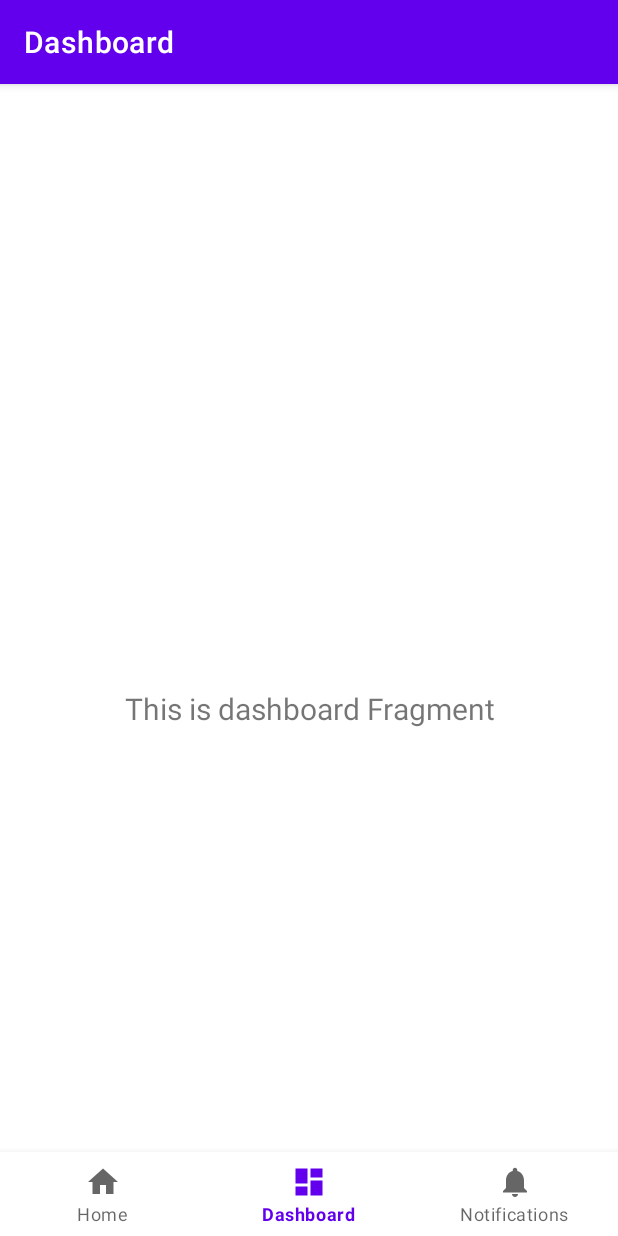
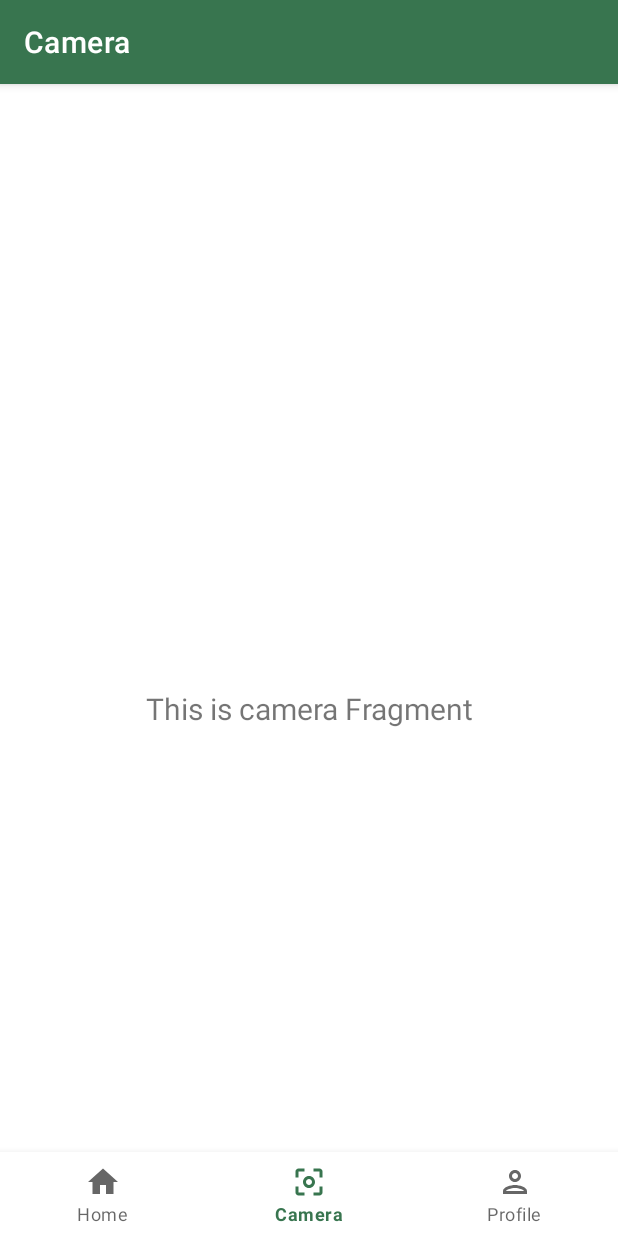
Before and after one commit to GoLoak/GoLoak-Mobile-Development, an Android app: the CameraFragment screen opened through its navigation route, item 2 of the bottom bar chosen, on a phone screen of 412 x 824 dp. Run offline under Robolectric (Android 15) with nearby library versions, the phone set to English and light mode, and no system bars; our stand-ins replace navigation-ui.

Commit message:
Navigation & theme

```diff
--- a/app/src/main/java/com/capstone/goloak/MainActivity.kt
+++ b/app/src/main/java/com/capstone/goloak/MainActivity.kt
@@ -26,7 +26,7 @@ class MainActivity : AppCompatActivity() {
         // menu should be considered as top level destinations.
         val appBarConfiguration = AppBarConfiguration(
             setOf(
-                R.id.navigation_home, R.id.navigation_dashboard, R.id.navigation_notifications
+                R.id.navigation_home, R.id.navigation_camera, R.id.navigation_profile
             )
         )
         setupActionBarWithNavController(navController, appBarConfiguration)
--- a/app/src/main/java/com/capstone/goloak/ui/notifications/NotificationsFragment.kt
+++ b/app/src/main/java/com/capstone/goloak/ui/camera/CameraFragment.kt
@@ -1,4 +1,4 @@
-package com.capstone.goloak.ui.notifications
+package com.capstone.goloak.ui.camera
 
 import android.os.Bundle
 import android.view.LayoutInflater
@@ -7,11 +7,11 @@ import android.view.ViewGroup
 import android.widget.TextView
 import androidx.fragment.app.Fragment
 import androidx.lifecycle.ViewModelProvider
-import com.capstone.goloak.databinding.FragmentNotificationsBinding
+import com.capstone.goloak.databinding.FragmentCameraBinding
 
-class NotificationsFragment : Fragment() {
+class CameraFragment : Fragment() {
 
-    private var _binding: FragmentNotificationsBinding? = null
+    private var _binding: FragmentCameraBinding? = null
 
     // This property is only valid between onCreateView and
     // onDestroyView.
@@ -22,14 +22,14 @@ class NotificationsFragment : Fragment() {
         container: ViewGroup?,
         savedInstanceState: Bundle?
     ): View {
-        val notificationsViewModel =
-            ViewModelProvider(this).get(NotificationsViewModel::class.java)
+        val dashboardViewModel =
+            ViewModelProvider(this)[CameraViewModel::class.java]
 
-        _binding = FragmentNotificationsBinding.inflate(inflater, container, false)
+        _binding = FragmentCameraBinding.inflate(inflater, container, false)
         val root: View = binding.root
 
-        val textView: TextView = binding.textNotifications
-        notificationsViewModel.text.observe(viewLifecycleOwner) {
+        val textView: TextView = binding.textDashboard
+        dashboardViewModel.text.observe(viewLifecycleOwner) {
             textView.text = it
         }
         return root
--- a/app/src/main/java/com/capstone/goloak/ui/dashboard/DashboardViewModel.kt
+++ b/app/src/main/java/com/capstone/goloak/ui/camera/CameraViewModel.kt
@@ -1,13 +1,13 @@
-package com.capstone.goloak.ui.dashboard
+package com.capstone.goloak.ui.camera
 
 import androidx.lifecycle.LiveData
 import androidx.lifecycle.MutableLiveData
 import androidx.lifecycle.ViewModel
 
-class DashboardViewModel : ViewModel() {
+class CameraViewModel : ViewModel() {
 
     private val _text = MutableLiveData<String>().apply {
-        value = "This is dashboard Fragment"
+        value = "This is camera Fragment"
     }
     val text: LiveData<String> = _text
 }
--- a/app/src/main/java/com/capstone/goloak/ui/dashboard/DashboardFragment.kt
+++ b/app/src/main/java/com/capstone/goloak/ui/profile/ProfileFragment.kt
@@ -1,4 +1,4 @@
-package com.capstone.goloak.ui.dashboard
+package com.capstone.goloak.ui.profile
 
 import android.os.Bundle
 import android.view.LayoutInflater
@@ -7,11 +7,11 @@ import android.view.ViewGroup
 import android.widget.TextView
 import androidx.fragment.app.Fragment
 import androidx.lifecycle.ViewModelProvider
-import com.capstone.goloak.databinding.FragmentDashboardBinding
+import com.capstone.goloak.databinding.FragmentProfileBinding
 
-class DashboardFragment : Fragment() {
+class ProfileFragment : Fragment() {
 
-    private var _binding: FragmentDashboardBinding? = null
+    private var _binding: FragmentProfileBinding? = null
 
     // This property is only valid between onCreateView and
     // onDestroyView.
@@ -22,14 +22,14 @@ class DashboardFragment : Fragment() {
         container: ViewGroup?,
         savedInstanceState: Bundle?
     ): View {
-        val dashboardViewModel =
-            ViewModelProvider(this).get(DashboardViewModel::class.java)
+        val notificationsViewModel =
+            ViewModelProvider(this).get(ProfileViewModel::class.java)
 
-        _binding = FragmentDashboardBinding.inflate(inflater, container, false)
+        _binding = FragmentProfileBinding.inflate(inflater, container, false)
         val root: View = binding.root
 
-        val textView: TextView = binding.textDashboard
-        dashboardViewModel.text.observe(viewLifecycleOwner) {
+        val textView: TextView = binding.textNotifications
+        notificationsViewModel.text.observe(viewLifecycleOwner) {
             textView.text = it
         }
         return root
--- a/app/src/main/java/com/capstone/goloak/ui/notifications/NotificationsViewModel.kt
+++ b/app/src/main/java/com/capstone/goloak/ui/profile/ProfileViewModel.kt
@@ -1,13 +1,13 @@
-package com.capstone.goloak.ui.notifications
+package com.capstone.goloak.ui.profile
 
 import androidx.lifecycle.LiveData
 import androidx.lifecycle.MutableLiveData
 import androidx.lifecycle.ViewModel
 
-class NotificationsViewModel : ViewModel() {
+class ProfileViewModel : ViewModel() {
 
     private val _text = MutableLiveData<String>().apply {
-        value = "This is notifications Fragment"
+        value = "This is profile Fragment"
     }
     val text: LiveData<String> = _text
 }
--- /dev/null
+++ b/app/src/main/res/drawable/ic_baseline_center_focus_weak_24.xml
@@ -0,0 +1,10 @@
+<vector xmlns:android="http://schemas.android.com/apk/res/android"
+    android:width="24dp"
+    android:height="24dp"
+    android:viewportWidth="24"
+    android:viewportHeight="24"
+    android:tint="?attr/colorControlNormal">
+  <path
+      android:fillColor="@android:color/white"
+      android:pathData="M5,15L3,15v4c0,1.1 0.9,2 2,2h4v-2L5,19v-4zM5,5h4L9,3L5,3c-1.1,0 -2,0.9 -2,2v4h2L5,5zM19,3h-4v2h4v4h2L21,5c0,-1.1 -0.9,-2 -2,-2zM19,19h-4v2h4c1.1,0 2,-0.9 2,-2v-4h-2v4zM12,8c-2.21,0 -4,1.79 -4,4s1.79,4 4,4 4,-1.79 4,-4 -1.79,-4 -4,-4zM12,14c-1.1,0 -2,-0.9 -2,-2s0.9,-2 2,-2 2,0.9 2,2 -0.9,2 -2,2z"/>
+</vector>
--- /dev/null
+++ b/app/src/main/res/drawable/ic_outline_person_24.xml
@@ -0,0 +1,10 @@
+<vector xmlns:android="http://schemas.android.com/apk/res/android"
+    android:width="24dp"
+    android:height="24dp"
+    android:viewportWidth="24"
+    android:viewportHeight="24"
+    android:tint="?attr/colorControlNormal">
+  <path
+      android:fillColor="@android:color/white"
+      android:pathData="M12,6c1.1,0 2,0.9 2,2s-0.9,2 -2,2 -2,-0.9 -2,-2 0.9,-2 2,-2m0,10c2.7,0 5.8,1.29 6,2L6,18c0.23,-0.72 3.31,-2 6,-2m0,-12C9.79,4 8,5.79 8,8s1.79,4 4,4 4,-1.79 4,-4 -1.79,-4 -4,-4zM12,14c-2.67,0 -8,1.34 -8,4v2h16v-2c0,-2.66 -5.33,-4 -8,-4z"/>
+</vector>
--- a/app/src/main/res/layout/fragment_dashboard.xml
+++ b/app/src/main/res/layout/fragment_camera.xml
@@ -4,7 +4,7 @@
     xmlns:tools="http://schemas.android.com/tools"
     android:layout_width="match_parent"
     android:layout_height="match_parent"
-    tools:context=".ui.dashboard.DashboardFragment">
+    tools:context=".ui.camera.CameraFragment">
 
     <TextView
         android:id="@+id/text_dashboard"
--- a/app/src/main/res/layout/fragment_notifications.xml
+++ b/app/src/main/res/layout/fragment_profile.xml
@@ -4,7 +4,7 @@
     xmlns:tools="http://schemas.android.com/tools"
     android:layout_width="match_parent"
     android:layout_height="match_parent"
-    tools:context=".ui.notifications.NotificationsFragment">
+    tools:context=".ui.profile.ProfileFragment">
 
     <TextView
         android:id="@+id/text_notifications"
--- a/app/src/main/res/menu/bottom_nav_menu.xml
+++ b/app/src/main/res/menu/bottom_nav_menu.xml
@@ -7,13 +7,13 @@
         android:title="@string/title_home" />
 
     <item
-        android:id="@+id/navigation_dashboard"
-        android:icon="@drawable/ic_dashboard_black_24dp"
-        android:title="@string/title_dashboard" />
+        android:id="@+id/navigation_camera"
+        android:icon="@drawable/ic_baseline_center_focus_weak_24"
+        android:title="@string/title_camera" />
 
     <item
-        android:id="@+id/navigation_notifications"
-        android:icon="@drawable/ic_notifications_black_24dp"
-        android:title="@string/title_notifications" />
+        android:id="@+id/navigation_profile"
+        android:icon="@drawable/ic_outline_person_24"
+        android:title="@string/title_profile" />
 
 </menu>
--- a/app/src/main/res/navigation/mobile_navigation.xml
+++ b/app/src/main/res/navigation/mobile_navigation.xml
@@ -12,14 +12,14 @@
         tools:layout="@layout/fragment_home" />
 
     <fragment
-        android:id="@+id/navigation_dashboard"
-        android:name="com.capstone.goloak.ui.dashboard.DashboardFragment"
-        android:label="@string/title_dashboard"
-        tools:layout="@layout/fragment_dashboard" />
+        android:id="@+id/navigation_camera"
+        android:name="com.capstone.goloak.ui.camera.CameraFragment"
+        android:label="@string/title_camera"
+        tools:layout="@layout/fragment_camera" />
 
     <fragment
-        android:id="@+id/navigation_notifications"
-        android:name="com.capstone.goloak.ui.notifications.NotificationsFragment"
-        android:label="@string/title_notifications"
-        tools:layout="@layout/fragment_notifications" />
+        android:id="@+id/navigation_profile"
+        android:name="com.capstone.goloak.ui.profile.ProfileFragment"
+        android:label="@string/title_profile"
+        tools:layout="@layout/fragment_profile" />
 </navigation>
--- a/app/src/main/res/values-night/themes.xml
+++ b/app/src/main/res/values-night/themes.xml
@@ -2,8 +2,8 @@
     <!-- Base application theme. -->
     <style name="Theme.GoLoak" parent="Theme.MaterialComponents.DayNight.DarkActionBar">
         <!-- Primary brand color. -->
-        <item name="colorPrimary">@color/purple_200</item>
-        <item name="colorPrimaryVariant">@color/purple_700</item>
+        <item name="colorPrimary">@color/green_primary</item>
+        <item name="colorPrimaryVariant">@color/green_secondary</item>
         <item name="colorOnPrimary">@color/black</item>
         <!-- Secondary brand color. -->
         <item name="colorSecondary">@color/teal_200</item>
--- a/app/src/main/res/values/colors.xml
+++ b/app/src/main/res/values/colors.xml
@@ -1,8 +1,7 @@
 <?xml version="1.0" encoding="utf-8"?>
 <resources>
-    <color name="purple_200">#FFBB86FC</color>
-    <color name="purple_500">#FF6200EE</color>
-    <color name="purple_700">#FF3700B3</color>
+    <color name="green_secondary">#0F5912</color>
+    <color name="green_primary">#38754F</color>
     <color name="teal_200">#FF03DAC5</color>
     <color name="teal_700">#FF018786</color>
     <color name="black">#FF000000</color>
--- a/app/src/main/res/values/strings.xml
+++ b/app/src/main/res/values/strings.xml
@@ -3,4 +3,6 @@
     <string name="title_home">Home</string>
     <string name="title_dashboard">Dashboard</string>
     <string name="title_notifications">Notifications</string>
+    <string name="title_camera">Camera</string>
+    <string name="title_profile">Profile</string>
 </resources>
--- a/app/src/main/res/values/themes.xml
+++ b/app/src/main/res/values/themes.xml
@@ -2,8 +2,8 @@
     <!-- Base application theme. -->
     <style name="Theme.GoLoak" parent="Theme.MaterialComponents.DayNight.DarkActionBar">
         <!-- Primary brand color. -->
-        <item name="colorPrimary">@color/purple_500</item>
-        <item name="colorPrimaryVariant">@color/purple_700</item>
+        <item name="colorPrimary">@color/green_primary</item>
+        <item name="colorPrimaryVariant">@color/green_secondary</item>
         <item name="colorOnPrimary">@color/white</item>
         <!-- Secondary brand color. -->
         <item name="colorSecondary">@color/teal_200</item>
```
